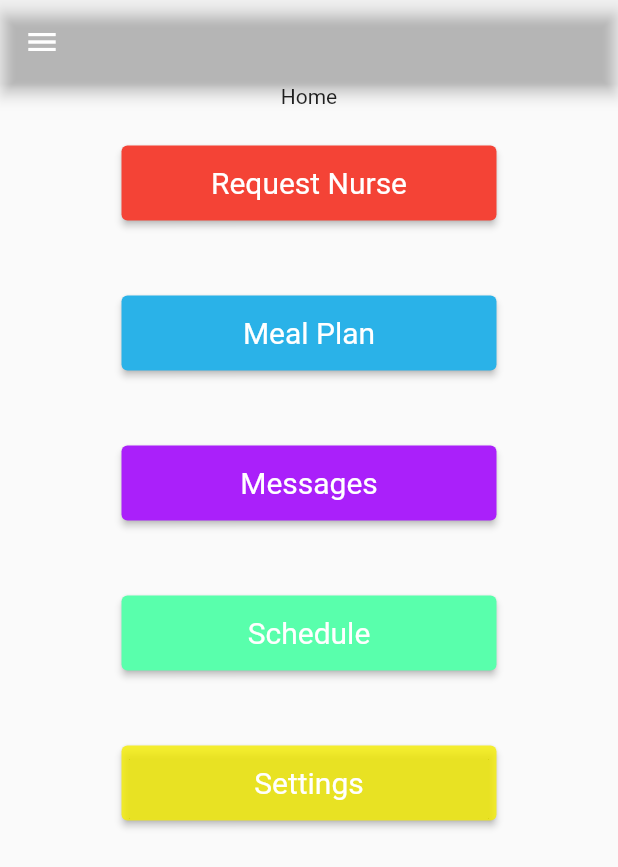
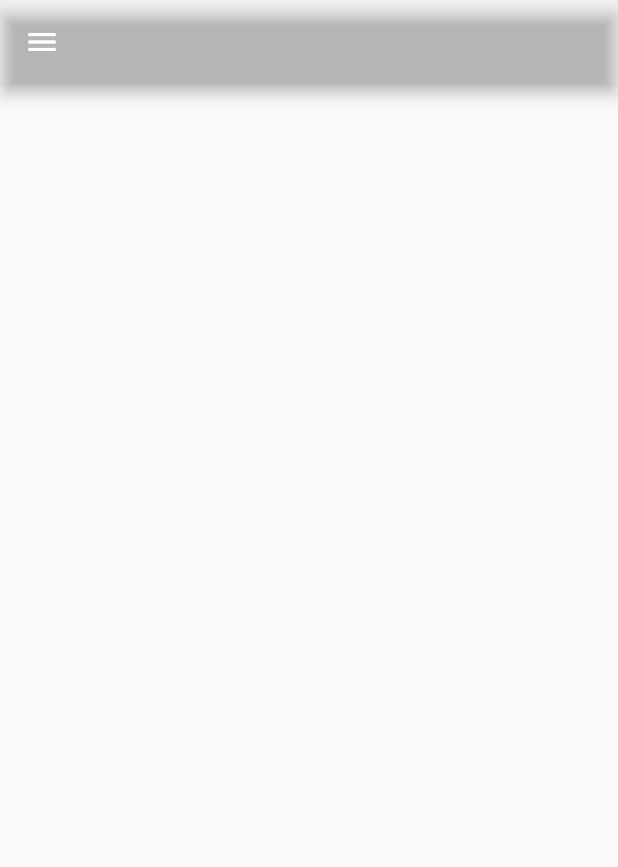
Before and after one commit to iilimit/RetirementHomeApp, a Flutter app: the screen it shows after launch, after a tap on "Messages", on a phone screen of 412 x 824 dp. Shown: the top 867 px of the screen. Run offline on Flutter 3.47's test engine with Material 2 defaults, Android fonts, the phone set to English and light mode, and no system bars.

Commit message:
added some icons to home page buttons

```diff
--- a/lib/home/home_widget.dart
+++ b/lib/home/home_widget.dart
@@ -1,4 +1,5 @@
 import 'package:flutter/material.dart';
+import 'package:project_1/messages/messages_widget.dart';
 import '../navigation/navigationbar_widget.dart';
 
 class MyHomePage extends StatefulWidget {
@@ -22,12 +23,13 @@ class MyHomePage extends StatefulWidget {
 class _MyHomePageState extends State<MyHomePage> {
   @override
   Widget build(BuildContext context) {
+    var buttonTextStyle = const TextStyle(fontSize: 20);
     return MaterialApp(
         home: Scaffold(
             appBar: AppBar(
               backgroundColor: Colors.transparent,
             ),
-            drawer: NavigationMenu(),
+            drawer: const NavigationMenu(),
             body: Center(
               child: Column(children: <Widget>[
                 const Text("Home"),
@@ -35,30 +37,30 @@ class _MyHomePageState extends State<MyHomePage> {
                   margin: const EdgeInsets.all(25),
                   height: 50,
                   width: 250,
-                  child: ElevatedButton(
-                    child: const Text(
-                      'Request Nurse',
-                    ),
+                  child: ElevatedButton.icon(
+                      style: ElevatedButton.styleFrom(
+                          backgroundColor: Colors.red,
+                          textStyle: buttonTextStyle),
+                      icon: const Icon(Icons.home),
+                      label: const Text('Request Nurse'),
                       onPressed: () {
                         requestNurseAlertDialog(context);
-                    },
-                    style: ElevatedButton.styleFrom(
-                        backgroundColor: Colors.red,
-                        textStyle: const TextStyle(fontSize: 20)),
-                  ),
+                      }),
                 ),
                 Container(
                     margin: const EdgeInsets.all(25),
                     height: 50,
                     width: 250,
-                  child: ElevatedButton(
-                      child: const Text('Meal Plan',
-                          style: TextStyle(fontSize: 20.0)),
-                      onPressed: () {},
+                    child: ElevatedButton.icon(
                         style: ElevatedButton.styleFrom(
-                          backgroundColor: Color.fromRGBO(42, 178, 232, 1),
-                          textStyle: const TextStyle(fontSize: 20))),
-                ),
+                            backgroundColor:
+                                const Color.fromRGBO(42, 178, 232, 1),
+                            textStyle: buttonTextStyle),
+                        icon: const Icon(Icons.food_bank),
+                        label: const Text('Meal Plan'),
+                        onPressed: () {
+                          requestNurseAlertDialog(context);
+                        })),
                 Container(
                   margin: const EdgeInsets.all(25),
                   height: 50,
@@ -68,9 +70,18 @@ class _MyHomePageState extends State<MyHomePage> {
                       'Messages',
                       style: TextStyle(fontSize: 20.0),
                     ),
-                    onPressed: () {},
+                    onPressed: () {
+                      Navigator.push(
+                        context,
+                        MaterialPageRoute(
+                            builder: (context) => const MessagesPage(
+                                  title: 'Messages Page',
+                                )),
+                      );
+                    },
                     style: ElevatedButton.styleFrom(
-                        backgroundColor: Color.fromARGB(255, 170, 32, 250),
+                        backgroundColor:
+                            const Color.fromARGB(255, 170, 32, 250),
                         textStyle: const TextStyle(fontSize: 20)),
                   ),
                 ),
@@ -85,7 +96,8 @@ class _MyHomePageState extends State<MyHomePage> {
                     ),
                     onPressed: () {},
                     style: ElevatedButton.styleFrom(
-                        backgroundColor: Color.fromARGB(255, 89, 255, 172),
+                        backgroundColor:
+                            const Color.fromARGB(255, 89, 255, 172),
                         textStyle: const TextStyle(fontSize: 20)),
                   ),
                 ),
@@ -98,7 +110,7 @@ class _MyHomePageState extends State<MyHomePage> {
                         style: TextStyle(fontSize: 20.0)),
                     onPressed: () {},
                     style: ElevatedButton.styleFrom(
-                        backgroundColor: Color.fromARGB(205, 245, 237, 0),
+                        backgroundColor: const Color.fromARGB(205, 245, 237, 0),
                         textStyle: const TextStyle(fontSize: 20)),
                   ),
                 )
@@ -106,58 +118,3 @@ class _MyHomePageState extends State<MyHomePage> {
             )));
   }
 }
-
-
-// class MenuBar extends StatefulWidget {
-//   const MenuBar({Key? key}) : super(key: key);
-
-//   @override
-//   _MenuBarState createState() => _MenuBarState();
-// }
-
-// class _MenuBarState extends State<MenuBar> {
-//   @override
-//   Widget build(BuildContext context) {
-//     return Scaffold(
-//       appBar: AppBar(title: Text("Hello")),
-//       body: const Center(
-//         child: Text('My Page!'),
-//       ),
-//       drawer: Drawer(
-//         // Add a ListView to the drawer. This ensures the user can scroll
-//         // through the options in the drawer if there isn't enough vertical
-//         // space to fit everything.
-//         child: ListView(
-//           // Important: Remove any padding from the ListView.
-//           padding: EdgeInsets.zero,
-//           children: [
-//             const DrawerHeader(
-//               decoration: BoxDecoration(
-//                 color: Colors.blue,
-//               ),
-//               child: Text('Drawer Header'),
-//             ),
-//             ListTile(
-//               title: const Text('Item 1'),
-//               onTap: () {
-//                 // Update the state of the app
-//                 // ...
-//                 // Then close the drawer
-//                 Navigator.pop(context);
-//               },
-//             ),
-//             ListTile(
-//               title: const Text('Item 2'),
-//               onTap: () {
-//                 // Update the state of the app
-//                 // ...
-//                 // Then close the drawer
-//                 Navigator.pop(context);
-//               },
-//             ),
-//           ],
-//         ),
-//       ),
-//     );
-  // }
-// }
--- /dev/null
+++ b/lib/messages/messages_widget.dart
@@ -0,0 +1,24 @@
+import 'package:flutter/material.dart';
+import '../navigation/navigationbar_widget.dart';
+
+class MessagesPage extends StatefulWidget {
+  const MessagesPage({super.key, required this.title});
+
+  final String title;
+
+  @override
+  State<MessagesPage> createState() => _MessagesPageState();
+}
+
+class _MessagesPageState extends State<MessagesPage> {
+  @override
+  Widget build(BuildContext context) {
+    return MaterialApp(
+        home: Scaffold(
+      appBar: AppBar(
+        backgroundColor: Colors.transparent,
+      ),
+      drawer: const NavigationMenu(),
+    ));
+  }
+}
--- a/lib/settings/settings_widget.dart
+++ /dev/null
@@ -1,32 +0,0 @@
-import 'package:flutter/material.dart';
-
-class SettingsPage extends StatefulWidget {
-  const SettingsPage({super.key, required this.title});
-
-  // This widget is the home page of your application. It is stateful, meaning
-  // that it has a State object (defined below) that contains fields that affect
-  // how it looks.
-
-  // This class is the configuration for the state. It holds the values (in this
-  // case the title) provided by the parent (in this case the App widget) and
-  // used by the build method of the State. Fields in a Widget subclass are
-  // always marked "final".
-
-  final String title;
-
-  @override
-  State<SettingsPage> createState() => _SettingsPageState();
-}
-
-class _SettingsPageState extends State<SettingsPage> {
-  @override
-  Widget build(BuildContext context) {
-    return MaterialApp(
-      home: Scaffold(
-          body: Center(
-              child: Column(children: const <Widget>[
-        Text("Settings"),
-      ]))),
-    );
-  }
-}
```
Also changed, not shown: lib/navigation/navigationbar_widget.dart (+11 -6 lines), lib/signup/signup_widget.dart (deleted, +0 -79 lines). Lines whose indentation alone changed are shown as unchanged.
